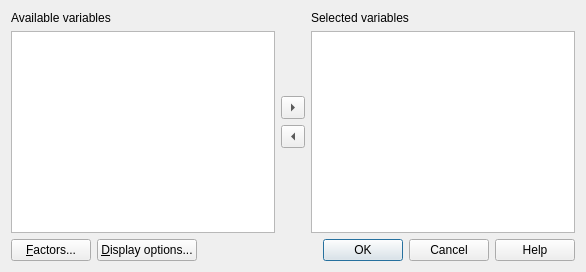
Old version of the form cogstat/ui/compare_vars.ui in the repository cogstat/cogstat.
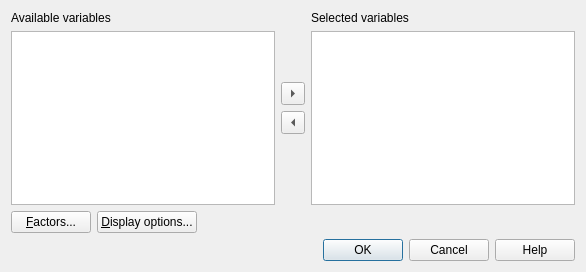
New version of the form.

Commit message: dialog button refinements

The edit to the form file:
```diff
--- a/cogstat/ui/compare_vars.ui
+++ b/cogstat/ui/compare_vars.ui
@@ -135,24 +135,24 @@
        </property>
       </spacer>
      </item>
-     <item>
-      <widget class="QDialogButtonBox" name="buttonBox">
-       <property name="sizePolicy">
-        <sizepolicy hsizetype="Fixed" vsizetype="Fixed">
-         <horstretch>0</horstretch>
-         <verstretch>0</verstretch>
-        </sizepolicy>
-       </property>
-       <property name="orientation">
-        <enum>Qt::Horizontal</enum>
-       </property>
-       <property name="standardButtons">
-        <set>QDialogButtonBox::Cancel|QDialogButtonBox::Help|QDialogButtonBox::Ok</set>
-       </property>
-      </widget>
-     </item>
     </layout>
    </item>
+   <item row="2" column="0" colspan="3">
+    <widget class="QDialogButtonBox" name="buttonBox">
+     <property name="sizePolicy">
+      <sizepolicy hsizetype="Expanding" vsizetype="Fixed">
+       <horstretch>0</horstretch>
+       <verstretch>0</verstretch>
+      </sizepolicy>
+     </property>
+     <property name="orientation">
+      <enum>Qt::Horizontal</enum>
+     </property>
+     <property name="standardButtons">
+      <set>QDialogButtonBox::Cancel|QDialogButtonBox::Help|QDialogButtonBox::Ok</set>
+     </property>
+    </widget>
+   </item>
   </layout>
  </widget>
  <tabstops>
```
Left out of the diff: 116 changed lines with no effect on the pictures. The commit also changes 16 other files.
